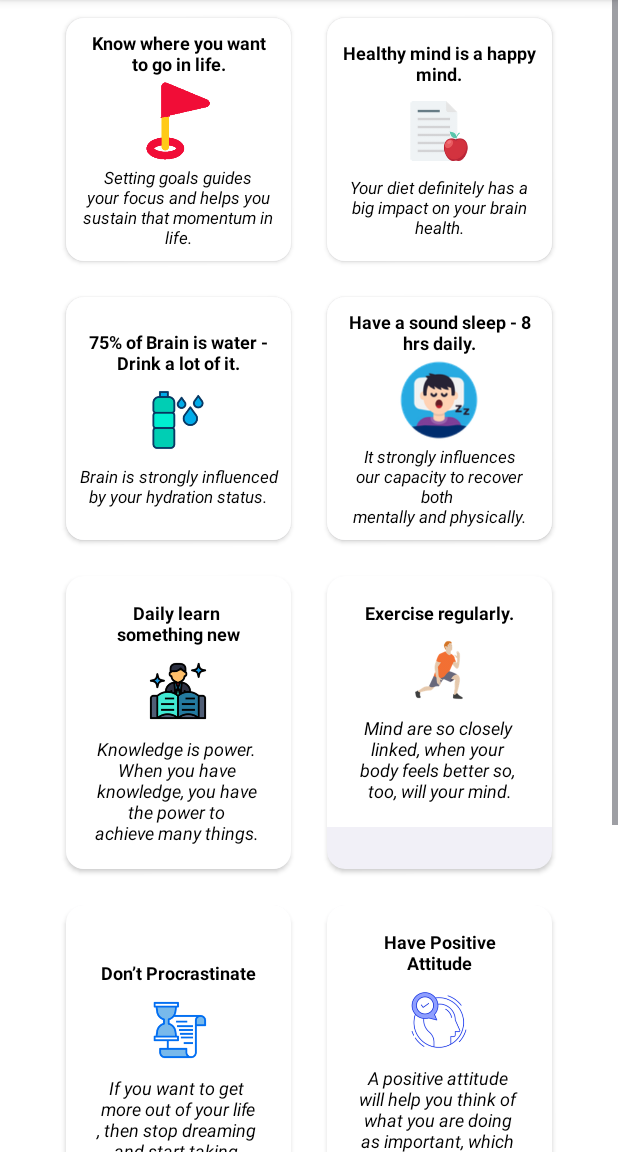
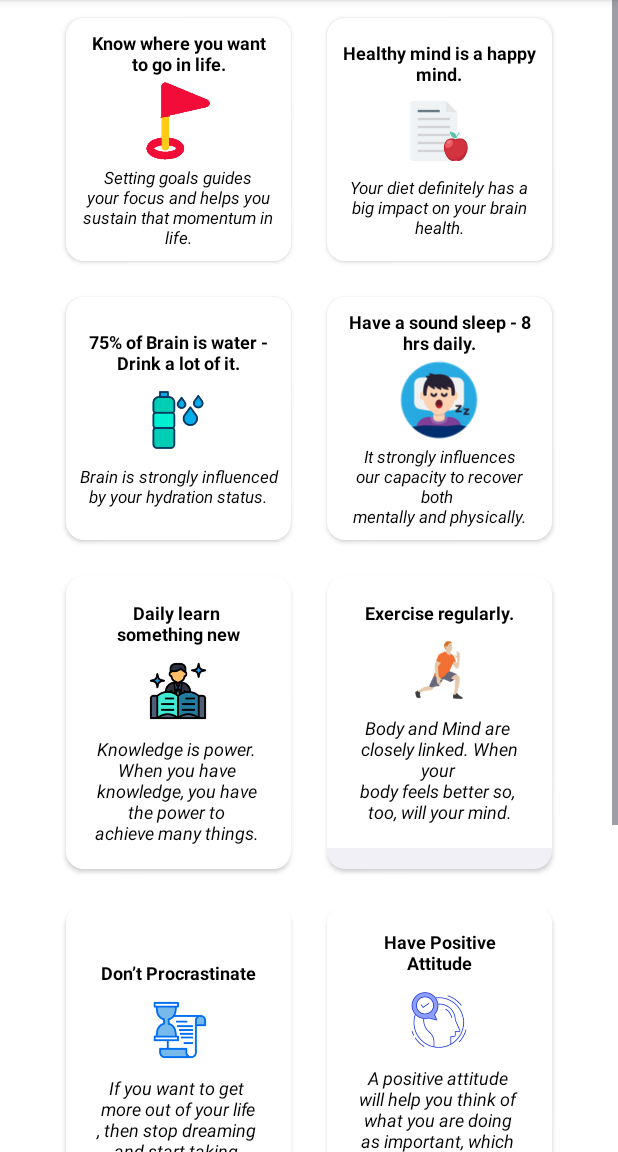
Before and after one commit to coder2699/Dare2Change, an Android app: the fragment LifeLessonsFragment shown on its own in the app's theme, on a phone screen of 412 x 824 dp, the part 84-1236 px from its top. Run offline under Robolectric (Android 15) with nearby library versions, the phone set to English and light mode, and no system bars.

Commit message:
fixed typo error in success mantras

```diff
--- a/app/src/main/res/layout/fragment_life_lessons.xml
+++ b/app/src/main/res/layout/fragment_life_lessons.xml
@@ -313,7 +313,7 @@
                             android:layout_width="match_parent"
                             android:layout_height="wrap_content"
                             android:gravity="center"
-                            android:text="Mind are so closely \nlinked, when your \nbody feels better so, \ntoo, will your mind."
+                            android:text="Body and Mind are \nclosely linked. When your \nbody feels better so, \ntoo, will your mind."
                             android:textColor="#000000"
                             android:textSize="12sp"
                             android:textStyle="italic" />
```
